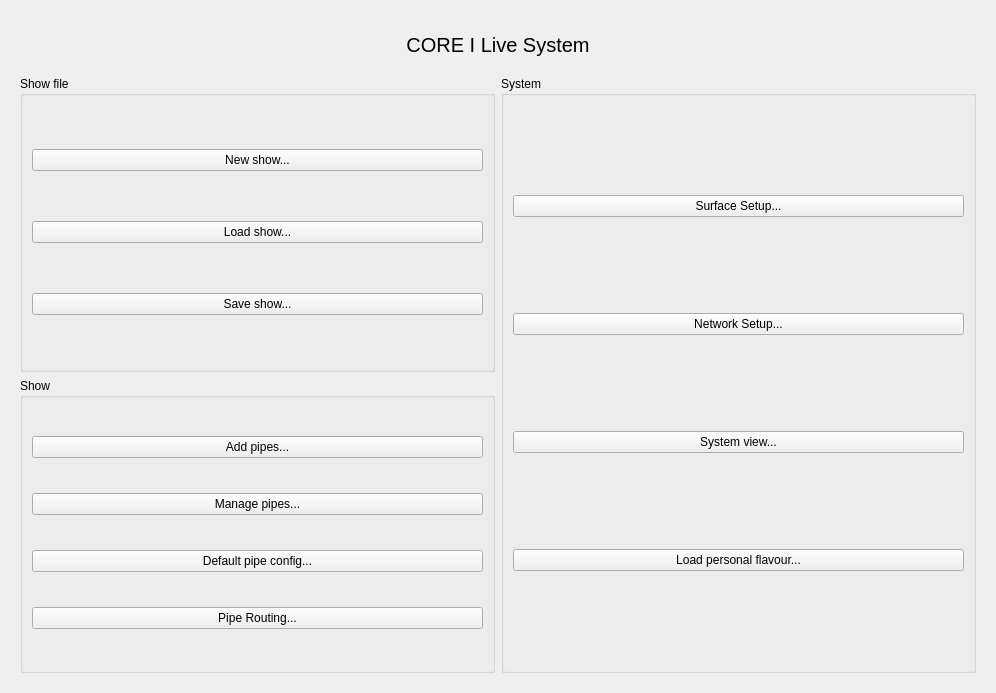
Old version of the form coreui/ui/SetupWindow.ui in the repository OpenSoundStack/OpenAudioLiveSystem.
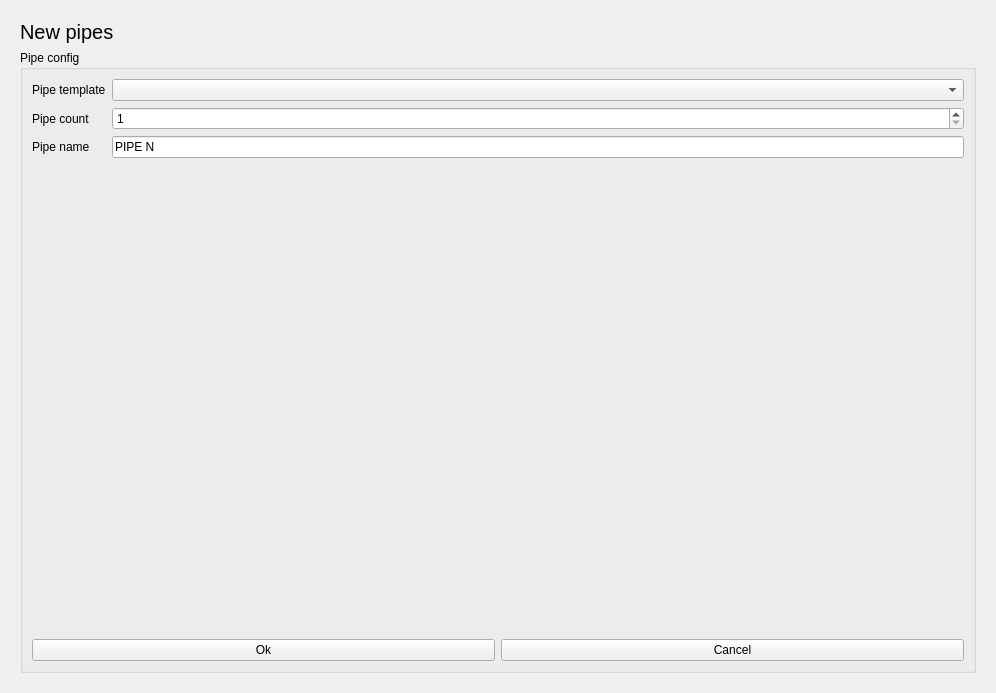
New version of the form.

Commit message: pipe viz creation system

The edit to the form file:
```diff
--- a/coreui/ui/SetupWindow.ui
+++ b/coreui/ui/SetupWindow.ui
@@ -20,7 +20,7 @@
       <string notr="true"/>
      </property>
      <property name="currentIndex">
-      <number>0</number>
+      <number>2</number>
      </property>
      <widget class="QWidget" name="page">
       <layout class="QGridLayout" name="gridLayout_2">
@@ -200,6 +200,110 @@
        </item>
       </layout>
      </widget>
+     <widget class="QWidget" name="pipeadd">
+      <layout class="QVBoxLayout" name="verticalLayout">
+       <item>
+        <widget class="QLabel" name="label_3">
+         <property name="maximumSize">
+          <size>
+           <width>16777215</width>
+           <height>50</height>
+          </size>
+         </property>
+         <property name="font">
+          <font>
+           <pointsize>15</pointsize>
+          </font>
+         </property>
+         <property name="text">
+          <string>New pipes</string>
+         </property>
+        </widget>
+       </item>
+       <item>
+        <layout class="QHBoxLayout" name="pipe_cfg_layout">
+         <item>
+          <widget class="QGroupBox" name="groupBox_4">
+           <property name="title">
+            <string>Pipe config</string>
+           </property>
+           <layout class="QFormLayout" name="formLayout">
+            <item row="0" column="0">
+             <widget class="QLabel" name="label_4">
+              <property name="text">
+               <string>Pipe template</string>
+              </property>
+             </widget>
+            </item>
+            <item row="0" column="1">
+             <widget class="QComboBox" name="new_pipe_template"/>
+            </item>
+            <item row="1" column="0">
+             <widget class="QLabel" name="label_5">
+              <property name="text">
+               <string>Pipe count</string>
+              </property>
+             </widget>
+            </item>
+            <item row="1" column="1">
+             <widget class="QSpinBox" name="new_pipe_count">
+              <property name="minimum">
+               <number>1</number>
+              </property>
+             </widget>
+            </item>
+            <item row="2" column="0">
+             <widget class="QLabel" name="label_6">
+              <property name="text">
+               <string>Pipe name</string>
+              </property>
+             </widget>
+            </item>
+            <item row="2" column="1">
+             <widget class="QLineEdit" name="new_pipe_name">
+              <property name="text">
+               <string>PIPE N</string>
+              </property>
+             </widget>
+            </item>
+            <item row="4" column="0" colspan="2">
+             <layout class="QHBoxLayout" name="horizontalLayout">
+              <item>
+               <widget class="QPushButton" name="new_pipe_ok">
+                <property name="text">
+                 <string>Ok</string>
+                </property>
+               </widget>
+              </item>
+              <item>
+               <widget class="QPushButton" name="new_pipe_cancel">
+                <property name="text">
+                 <string>Cancel</string>
+                </property>
+               </widget>
+              </item>
+             </layout>
+            </item>
+            <item row="3" column="0">
+             <spacer name="verticalSpacer">
+              <property name="orientation">
+               <enum>Qt::Orientation::Vertical</enum>
+              </property>
+              <property name="sizeHint" stdset="0">
+               <size>
+                <width>20</width>
+                <height>40</height>
+               </size>
+              </property>
+             </spacer>
+            </item>
+           </layout>
+          </widget>
+         </item>
+        </layout>
+       </item>
+      </layout>
+     </widget>
     </widget>
    </item>
   </layout>
```
Left out of the diff: 6 changed lines with no effect on the pictures. The commit also changes 14 other files.
